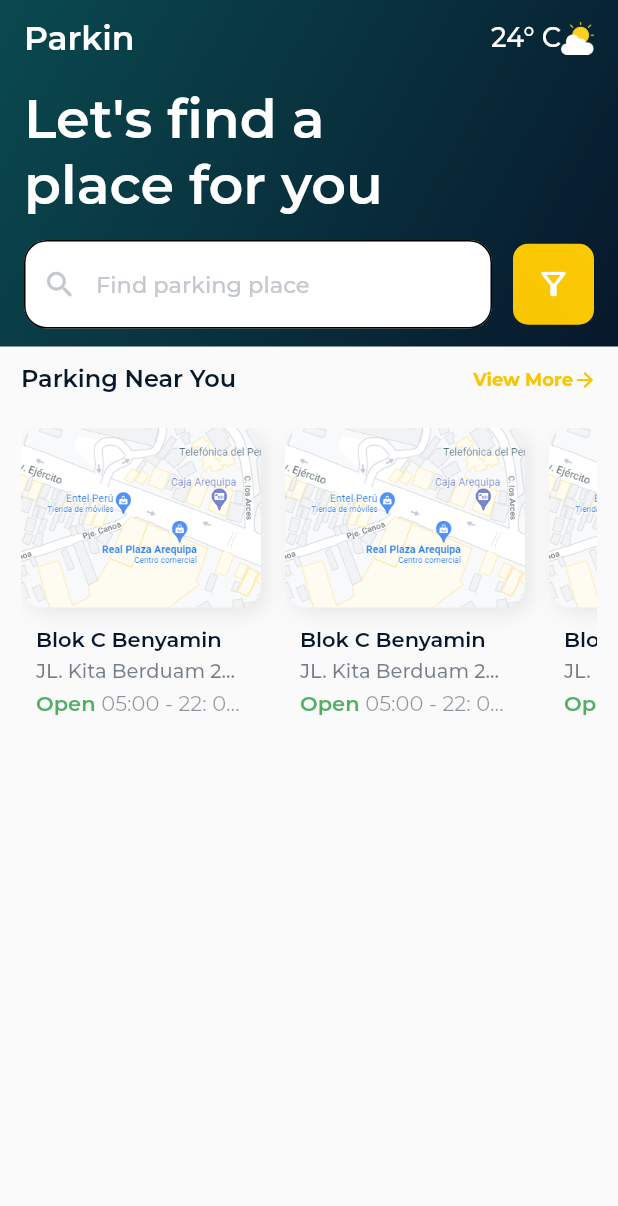
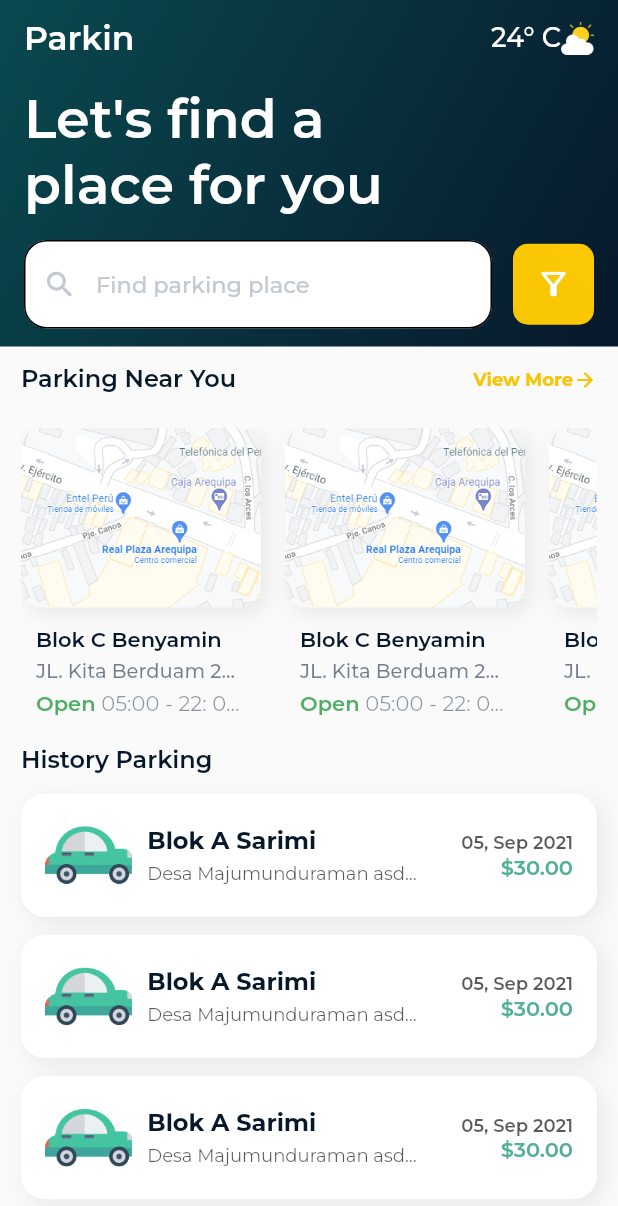
Before and after one commit to arnoldbgm/flutter-login-ui, a Flutter app: the screen it shows after launch, on a phone screen of 412 x 824 dp. Shown: the top 1206 px of the screen. Run offline on Flutter 3.47's test engine with Material 2 defaults, Android fonts, the phone set to English and light mode, and no system bars; our stand-ins replace flutter_svg, google_fonts.

Commit message:
Parking v2 final

```diff
--- a/lib/pages/parking_page.dart
+++ b/lib/pages/parking_page.dart
@@ -143,6 +143,7 @@ class ParkingPage extends StatelessWidget {
               padding:
                   const EdgeInsets.symmetric(horizontal: 14.0, vertical: 12.0),
               child: Column(
+                crossAxisAlignment: CrossAxisAlignment.start,
                 children: [
                   Row(
                     mainAxisAlignment: MainAxisAlignment.spaceBetween,
@@ -175,7 +176,9 @@ class ParkingPage extends StatelessWidget {
                     ],
                   ),
                   //Start Card
-                  const SizedBox(height: 22.0,),
+                  const SizedBox(
+                    height: 22.0,
+                  ),
                   SingleChildScrollView(
                     scrollDirection: Axis.horizontal,
                     physics: BouncingScrollPhysics(),
@@ -186,13 +189,129 @@ class ParkingPage extends StatelessWidget {
                         ItemSliderWidget(),
                         ItemSliderWidget(),
                         ItemSliderWidget(),
-
                       ],
                     ),
                   ),
                   //End Card
+                  const SizedBox(
+                    height: 8.0,
+                  ),
+                  Text(
+                    "History Parking",
+                    style: GoogleFonts.montserrat(
+                      color: kColorPrimaryParking,
+                      fontWeight: FontWeight.w600,
+                      fontSize: 16.0,
+                    ),
+                  ),
+                  const SizedBox(
+                    height: 12.0,
+                  ),
+                  ItemListCard(),
+                  const SizedBox(height: 12.0,),
+                  ItemListCard(),
+
+                  const SizedBox(height: 12.0,),
+                  ItemListCard(),
+                  const SizedBox(height: 12.0,),
+                  ItemListCard(),
+                  const SizedBox(height: 12.0,),
+                  ItemListCard(),
+                  const SizedBox(height: 12.0,),
+                  ItemListCard(),
+                  const SizedBox(height: 12.0,),
+                  ItemListCard(),
+                  const SizedBox(height: 12.0,),
+                  ItemListCard(),
                 ],
               ),
+            )
+          ],
+        ),
+      ),
+    );
+  }
+}
+
+class ItemListCard extends StatelessWidget {
+  const ItemListCard({
+    super.key,
+  });
+
+  @override
+  Widget build(BuildContext context) {
+    return Container(
+      width: double.infinity,
+      decoration: BoxDecoration(
+        color: Color(0xffFFFFFF),
+        borderRadius: BorderRadius.circular(16.0),
+        boxShadow: [
+          BoxShadow(
+            blurRadius: 12.0,
+            color: Colors.black.withOpacity(0.07),
+            offset: Offset(4, 4),
+          )
+        ],
+      ),
+      child: Padding(
+        padding: const EdgeInsets.symmetric(
+            vertical: 12.0, horizontal: 16.0),
+        child: Row(
+          children: [
+            Image.asset(
+              'assets/images/car.png',
+              scale: 2.2,
+            ),
+            const SizedBox(
+              width: 10,
+            ),
+            Expanded(
+              child: Column(
+                crossAxisAlignment: CrossAxisAlignment.start,
+                children: [
+                  Text(
+                    "Blok A Sarimi",
+                    overflow: TextOverflow.ellipsis,
+                    style: GoogleFonts.montserrat(
+                        color: kColorPrimaryParking,
+                        fontSize: 16.0,
+                        fontWeight: FontWeight.w700),
+                  ),
+                  const SizedBox(
+                    height: 3.5,
+                  ),
+                  Text(
+                    "Desa Majumunduraman asdas",
+                    overflow: TextOverflow.ellipsis,
+                    style: GoogleFonts.montserrat(
+                        color: Colors.black.withOpacity(0.65),
+                        fontSize: 12.0,
+                        fontWeight: FontWeight.w400),
+                  ),
+                ],
+              ),
+            ),
+            const SizedBox(width: 25,),
+            Column(
+              crossAxisAlignment: CrossAxisAlignment.end,
+              children: [
+                Text(
+                  "05, Sep 2021",
+                  overflow: TextOverflow.ellipsis,
+                  style: GoogleFonts.montserrat(
+                      color: Colors.black.withOpacity(0.65),
+                      fontSize: 12.0,
+                      fontWeight: FontWeight.w600),
+                ),
+                Text(
+                  "\$30.00",
+                  overflow: TextOverflow.ellipsis,
+                  style: GoogleFonts.montserrat(
+                      color: Color(0xff52B096),
+                      fontSize: 14.0,
+                      fontWeight: FontWeight.w600),
+                ),
+              ],
             )
           ],
         ),
```
